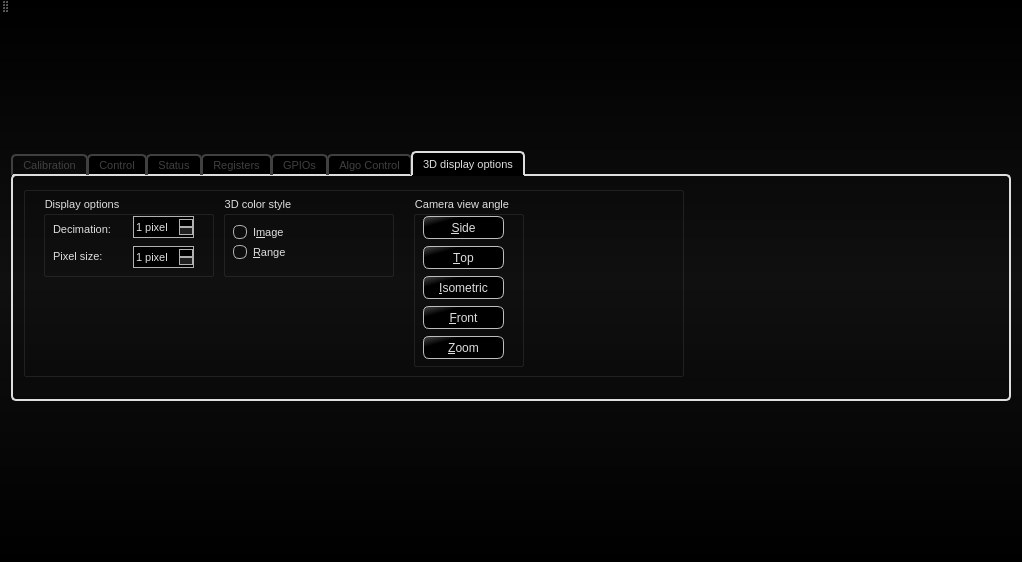
The window that src/AWLQtDemo/awlqtdemo.ui (samanwaya-jena/EVAL-ADAL6110-16-GUI) describes before a commit, drawn with Qt 5.
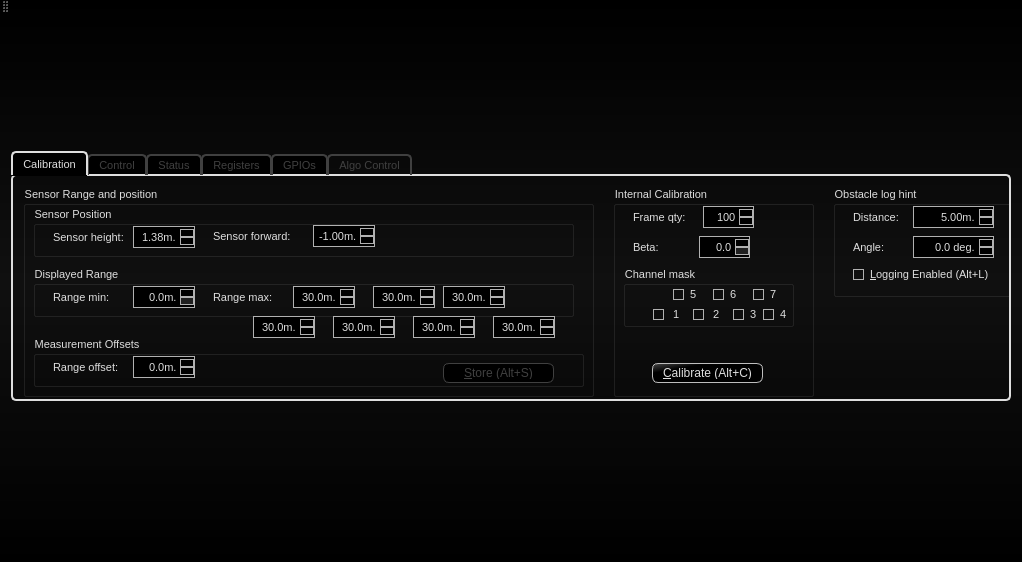
The same window after the commit. The open tabs and pages were chosen to show the change. Icons and pictures are not drawn.

Commit message: Adaptation to Visual Studio 2013 Project. Dropped 3D View and all PCL Library dependencies. New Setup using InstalShield.

```diff
--- a/src/AWLQtDemo/awlqtdemo.ui
+++ b/src/AWLQtDemo/awlqtdemo.ui
@@ -5123,251 +5123,6 @@
           </widget>
          </widget>
         </widget>
-        <widget class="QWidget" name="threeDOptionsTab">
-         <attribute name="title">
-          <string>3D display options</string>
-         </attribute>
-         <widget class="QGroupBox" name="viewerColorGroupBox">
-          <property name="geometry">
-           <rect>
-            <x>10</x>
-            <y>10</y>
-            <width>661</width>
-            <height>191</height>
-           </rect>
-          </property>
-          <widget class="QGroupBox" name="viewColorGroupBox">
-           <property name="geometry">
-            <rect>
-             <x>200</x>
-             <y>10</y>
-             <width>171</width>
-             <height>81</height>
-            </rect>
-           </property>
-           <property name="title">
-            <string>3D color style</string>
-           </property>
-           <widget class="QRadioButton" name="colorImageRadioButton">
-            <property name="geometry">
-             <rect>
-              <x>10</x>
-              <y>28</y>
-              <width>82</width>
-              <height>17</height>
-             </rect>
-            </property>
-            <property name="text">
-             <string>I&amp;mage</string>
-            </property>
-            <property name="shortcut">
-             <string>M</string>
-            </property>
-            <property name="checked">
-             <bool>true</bool>
-            </property>
-           </widget>
-           <widget class="QRadioButton" name="rangeImageRadioButton">
-            <property name="geometry">
-             <rect>
-              <x>10</x>
-              <y>48</y>
-              <width>82</width>
-              <height>17</height>
-             </rect>
-            </property>
-            <property name="text">
-             <string>&amp;Range</string>
-            </property>
-            <property name="shortcut">
-             <string>R</string>
-            </property>
-           </widget>
-          </widget>
-          <widget class="QGroupBox" name="cameraViewGroupBox">
-           <property name="geometry">
-            <rect>
-             <x>390</x>
-             <y>10</y>
-             <width>111</width>
-             <height>171</height>
-            </rect>
-           </property>
-           <property name="title">
-            <string>Camera view angle</string>
-           </property>
-           <widget class="QPushButton" name="viewSidePushButton">
-            <property name="geometry">
-             <rect>
-              <x>10</x>
-              <y>20</y>
-              <width>81</width>
-              <height>23</height>
-             </rect>
-            </property>
-            <property name="text">
-             <string>&amp;Side</string>
-            </property>
-            <property name="shortcut">
-             <string>S</string>
-            </property>
-           </widget>
-           <widget class="QPushButton" name="viewTopPushButton">
-            <property name="geometry">
-             <rect>
-              <x>10</x>
-              <y>50</y>
-              <width>81</width>
-              <height>23</height>
-             </rect>
-            </property>
-            <property name="text">
-             <string>&amp;Top</string>
-            </property>
-            <property name="shortcut">
-             <string>T</string>
-            </property>
-           </widget>
-           <widget class="QPushButton" name="viewIsoPushButton">
-            <property name="geometry">
-             <rect>
-              <x>10</x>
-              <y>80</y>
-              <width>81</width>
-              <height>23</height>
-             </rect>
-            </property>
-            <property name="text">
-             <string>&amp;Isometric</string>
-            </property>
-            <property name="shortcut">
-             <string>I</string>
-            </property>
-           </widget>
-           <widget class="QPushButton" name="viewFrontPushButton">
-            <property name="geometry">
-             <rect>
-              <x>10</x>
-              <y>110</y>
-              <width>81</width>
-              <height>23</height>
-             </rect>
-            </property>
-            <property name="text">
-             <string>&amp;Front</string>
-            </property>
-            <property name="shortcut">
-             <string>F</string>
-            </property>
-           </widget>
-           <widget class="QPushButton" name="viewFrontPushButton_2">
-            <property name="geometry">
-             <rect>
-              <x>10</x>
-              <y>140</y>
-              <width>81</width>
-              <height>23</height>
-             </rect>
-            </property>
-            <property name="text">
-             <string>&amp;Zoom</string>
-            </property>
-            <property name="shortcut">
-             <string>F</string>
-            </property>
-           </widget>
-          </widget>
-          <widget class="QGroupBox" name="displayOptionsGroupBox">
-           <property name="geometry">
-            <rect>
-             <x>20</x>
-             <y>10</y>
-             <width>171</width>
-             <height>81</height>
-            </rect>
-           </property>
-           <property name="title">
-            <string>Display options</string>
-           </property>
-           <widget class="QSpinBox" name="decimationSpinBox">
-            <property name="geometry">
-             <rect>
-              <x>90</x>
-              <y>20</y>
-              <width>61</width>
-              <height>22</height>
-             </rect>
-            </property>
-            <property name="frame">
-             <bool>true</bool>
-            </property>
-            <property name="suffix">
-             <string> pixel</string>
-            </property>
-            <property name="minimum">
-             <number>1</number>
-            </property>
-            <property name="maximum">
-             <number>8</number>
-            </property>
-            <property name="singleStep">
-             <number>1</number>
-            </property>
-           </widget>
-           <widget class="QLabel" name="decimationLabel">
-            <property name="geometry">
-             <rect>
-              <x>10</x>
-              <y>23</y>
-              <width>61</width>
-              <height>20</height>
-             </rect>
-            </property>
-            <property name="text">
-             <string>Decimation:</string>
-            </property>
-           </widget>
-           <widget class="QLabel" name="pixelSizeLabel">
-            <property name="geometry">
-             <rect>
-              <x>10</x>
-              <y>50</y>
-              <width>61</width>
-              <height>20</height>
-             </rect>
-            </property>
-            <property name="text">
-             <string>Pixel size:</string>
-            </property>
-           </widget>
-           <widget class="QSpinBox" name="pixelSizeSpinBox">
-            <property name="geometry">
-             <rect>
-              <x>90</x>
-              <y>50</y>
-              <width>61</width>
-              <height>22</height>
-             </rect>
-            </property>
-            <property name="frame">
-             <bool>true</bool>
-            </property>
-            <property name="suffix">
-             <string> pixel</string>
-            </property>
-            <property name="minimum">
-             <number>1</number>
-            </property>
-            <property name="maximum">
-             <number>15</number>
-            </property>
-            <property name="singleStep">
-             <number>1</number>
-            </property>
-           </widget>
-          </widget>
-         </widget>
-        </widget>
        </widget>
       </item>
       <item>
```
Left out of the diff: 113 changed lines with no effect on the pictures. The commit also changes 200 other files.
